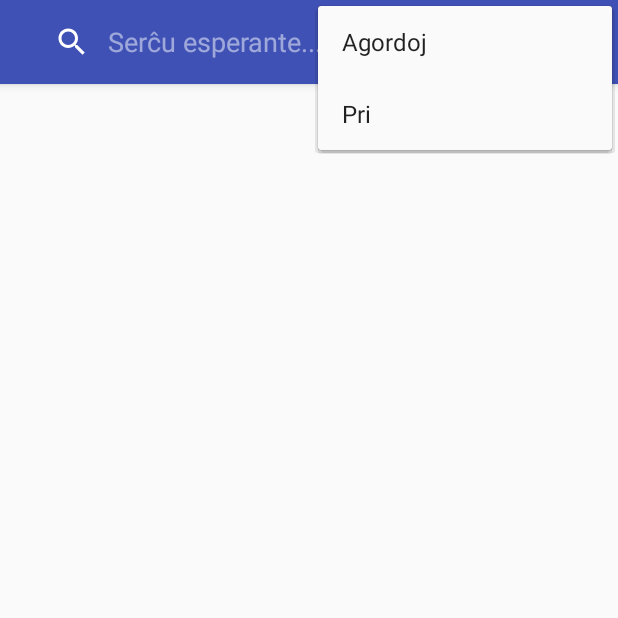
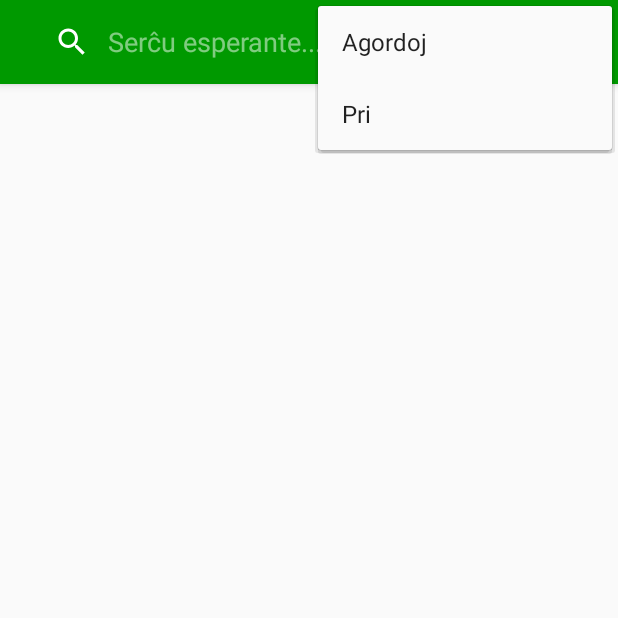
Before and after one commit to djuretic/praktika-vortaro, an Android app: the screen it shows after launch (SearchActivity), with the options menu open, on a phone screen of 412 x 824 dp, the top half of it. Run offline under Robolectric (Android 15) with nearby library versions, the phone set to English and light mode, and no system bars; 1 statement that could not run was skipped.

Commit message:
Theme uses green color

```diff
--- a/app/src/main/res/layout/activity_definition.xml
+++ b/app/src/main/res/layout/activity_definition.xml
@@ -17,7 +17,7 @@
         app:layout_constraintLeft_toLeftOf="parent"
         app:layout_constraintTop_toTopOf="parent"
         app:layout_constraintRight_toRightOf="parent"
-        android:theme="@style/ThemeOverlay.AppCompat.Dark.ActionBar"
+        android:theme="@style/AppTheme.Toolbar"
         app:popupTheme="@style/ThemeOverlay.AppCompat.Light"/>
 
     <ScrollView
--- a/app/src/main/res/layout/activity_main.xml
+++ b/app/src/main/res/layout/activity_main.xml
@@ -17,7 +17,7 @@
         app:layout_constraintLeft_toLeftOf="parent"
         app:layout_constraintTop_toTopOf="parent"
         app:layout_constraintRight_toRightOf="parent"
-        android:theme="@style/AppTheme.Toolbar"
+        android:theme="@style/AppTheme.Toolbar.NoBackButton"
         app:popupTheme="@style/ThemeOverlay.AppCompat.Light"/>
 
     <TextView
--- a/app/src/main/res/values/colors.xml
+++ b/app/src/main/res/values/colors.xml
@@ -1,6 +1,6 @@
 <?xml version="1.0" encoding="utf-8"?>
 <resources>
-    <color name="colorPrimary">#3F51B5</color>
-    <color name="colorPrimaryDark">#303F9F</color>
+    <color name="colorPrimary">#009900</color>
+    <color name="colorPrimaryDark">#007D13</color>
     <color name="colorAccent">#FF4081</color>
 </resources>
--- a/app/src/main/res/values/styles.xml
+++ b/app/src/main/res/values/styles.xml
@@ -8,8 +8,11 @@
         <item name="colorAccent">@color/colorAccent</item>
     </style>
 
+    <style name="AppTheme.Toolbar" parent="ThemeOverlay.AppCompat.Dark.ActionBar">
+    </style>
+
     <!-- hides back button -->
-    <style name="AppTheme.Toolbar" parent="ThemeOverlay.AppCompat.Dark.ActionBar">
+    <style name="AppTheme.Toolbar.NoBackButton" parent="AppTheme.Toolbar">
         <item name="toolbarNavigationButtonStyle">@style/Widget.Toolbar.Button.Navigation</item>
     </style>
     <style name="Widget.Toolbar.Button.Navigation" parent="Widget.AppCompat.Toolbar.Button.Navigation">
```
